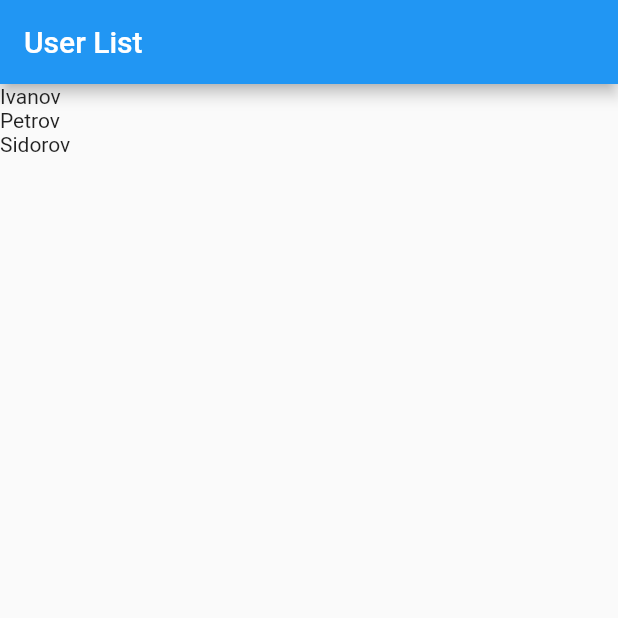
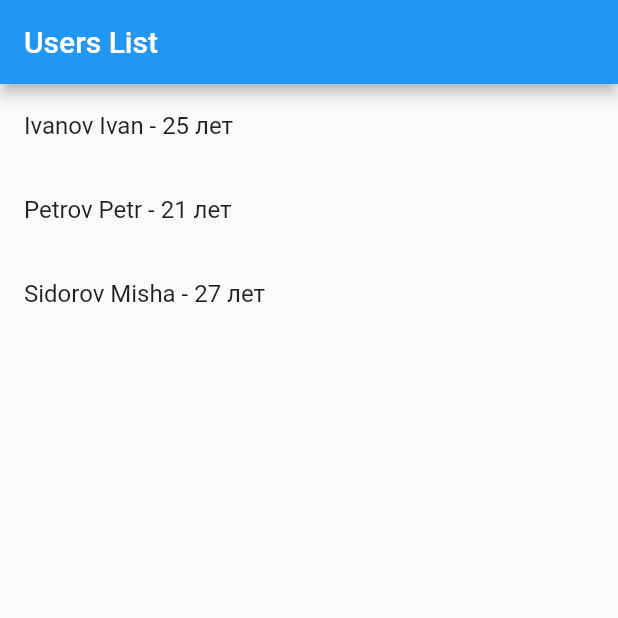
Before and after one commit to bavaev/flutter_architecture, a Flutter app: the screen it shows after launch, on a phone screen of 412 x 824 dp, the top half of it. Run offline on Flutter 3.47's test engine with Material 2 defaults, Android fonts, the phone set to English and light mode, and no system bars; our stand-ins replace freezed_annotation, get_it; accounts and stored records are empty.

Commit message:
Sample clean architecture

```diff
--- a/lib/data/service_provider.dart
+++ b/lib/business/service_provider.dart
@@ -7,7 +7,7 @@ class ServiceProvider {
 
   static final instance = DataBase();
 
-  void initialize() {
+  void initialize() async {
     _getIt.registerLazySingleton(() => DataBase());
   }
 }
--- a/lib/main.dart
+++ b/lib/main.dart
@@ -1,7 +1,7 @@
 import 'package:flutter/material.dart';
 import 'package:get_it/get_it.dart';
 
-import 'package:test_app/ui/user_list.dart';
+import 'package:test_app/ui/users_list.dart';
 import 'package:test_app/data/database.dart';
 
 void main() {
@@ -20,7 +20,7 @@ class MyApp extends StatelessWidget {
       theme: ThemeData(
         primarySwatch: Colors.blue,
       ),
-      home: UserList(),
+      home: const UsersList(),
     );
   }
 }
--- a/lib/ui/user_list.dart
+++ b/lib/ui/users_list.dart
@@ -6,14 +6,14 @@ import 'package:get_it/get_it.dart';
 import 'package:test_app/business/user.dart';
 import 'package:test_app/data/database.dart';
 
-class UserList extends StatefulWidget {
-  const UserList({Key? key}) : super(key: key);
+class UsersList extends StatefulWidget {
+  const UsersList({Key? key}) : super(key: key);
 
   @override
-  State<UserList> createState() => _UserListState();
+  State<UsersList> createState() => _UsersListState();
 }
 
-class _UserListState extends State<UserList> {
+class _UsersListState extends State<UsersList> {
   User? user;
 
   DataBase get data => GetIt.I.get<DataBase>();
@@ -22,22 +22,22 @@ class _UserListState extends State<UserList> {
   Widget build(BuildContext context) {
     return Scaffold(
       appBar: AppBar(
-        title: const Text('User List'),
+        title: const Text('Users List'),
       ),
       body: FutureBuilder(
         future: data.loadData(),
         builder: (context, snapshot) {
           if (snapshot.hasData) {
             List<dynamic> data = jsonDecode(snapshot.data.toString());
-
             return ListView.builder(
               itemCount: data.length,
               itemBuilder: (snapshot, index) {
-                return Text(data[index]['lastName']);
+                return ListTile(
+                  title: Text('${data[index]['lastName']} ${data[index]['firstName']} - ${data[index]['age']} лет'),
+                );
               },
             );
           }
-
           return const Center(
             child: CircularProgressIndicator(),
           );
--- a/pubspec.yaml
+++ b/pubspec.yaml
@@ -31,6 +31,7 @@ dependencies:
     sdk: flutter
   freezed_annotation: ^2.0.1
   get_it: ^7.2.0
+  path_provider: ^2.0.11
 
   # The following adds the Cupertino Icons font to your application.
   # Use with the CupertinoIcons class for iOS style icons.
@@ -41,6 +42,7 @@ dev_dependencies:
     sdk: flutter
   freezed: ^2.0.2
   build_runner: ^2.1.10
+  json_serializable: ^6.1.6
   dart_code_metrics: ^4.14.0
 
 
```
Also changed, not shown: lib/business/new_user.dart (added, +23 -0 lines), pubspec.lock, 8 other files.
